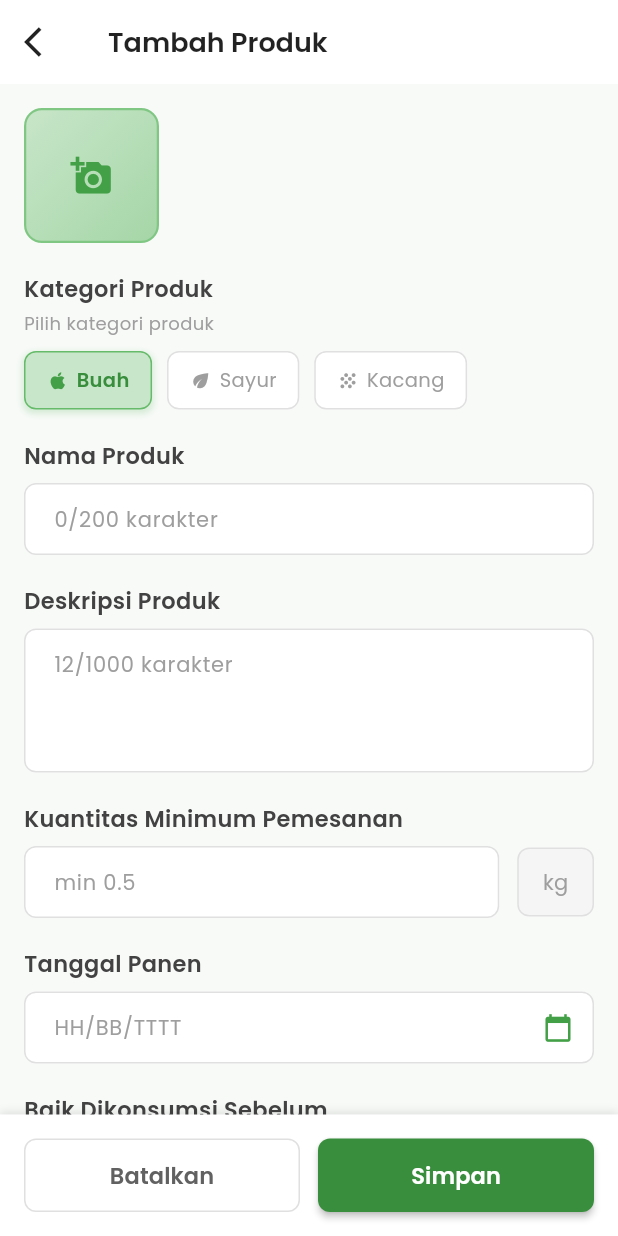
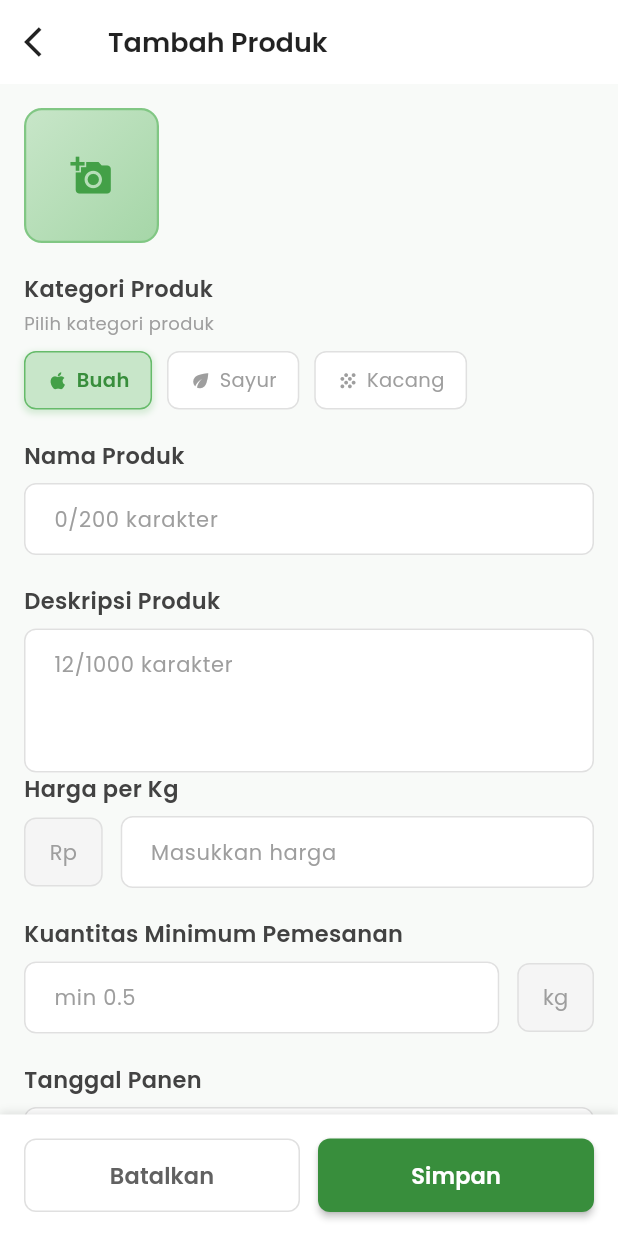
Before and after one commit to amertawolj/PRD_PANENIN, a Flutter app: the TambahProdukDetailScreen screen opened directly, on a phone screen of 412 x 824 dp. Run offline on Flutter 3.47's test engine with Material 3 defaults, Android fonts, the phone set to English and light mode, and no system bars; our stand-ins replace camera, iconsax, image_picker, supabase_flutter; accounts and stored records are empty.

Commit message:
add input section for harga

```diff
--- a/lib/features/tambah-produk/tambah_produk_detail_screen.dart
+++ b/lib/features/tambah-produk/tambah_produk_detail_screen.dart
@@ -18,6 +18,7 @@
   final TextEditingController hariController = TextEditingController();
   final TextEditingController bulanController = TextEditingController();
   final TextEditingController tahunController = TextEditingController();
+  final TextEditingController hargaController = TextEditingController();
 
   String selectedCategory = 'Buah';
   bool isPenyimpananDropdownOpen = false;
@@ -339,6 +340,66 @@
                       ),
                       contentPadding: const EdgeInsets.symmetric(horizontal: 16, vertical: 12),
                     ),
+                  ),
+                  Text(
+                    'Harga per Kg',
+                    style: TextStyle(
+                      fontSize: 15,
+                      fontWeight: FontWeight.w600,
+                      fontFamily: 'Poppins',
+                      color: Colors.grey.shade800,
+                    ),
+                  ),
+                  const SizedBox(height: 8),
+                  Row(
+                    children: [
+                      Container(
+                        padding: const EdgeInsets.symmetric(horizontal: 16, vertical: 12),
+                        decoration: BoxDecoration(
+                          color: Colors.grey.shade100,
+                          borderRadius: BorderRadius.circular(8),
+                          border: Border.all(color: Colors.grey.shade300),
+                        ),
+                        child: const Text(
+                          'Rp',
+                          style: TextStyle(
+                            fontSize: 14,
+                            fontFamily: 'Poppins',
+                            color: Colors.grey,
+                          ),
+                        ),
+                      ),
+                      const SizedBox(width: 12),
+                      Expanded(
+                        child: TextField(
+                          controller: hargaController,
+                          keyboardType: TextInputType.number,
+                          decoration: InputDecoration(
+                            hintText: 'Masukkan harga',
+                            hintStyle: const TextStyle(
+                              color: Colors.grey,
+                              fontSize: 14,
+                              fontFamily: 'Poppins',
+                            ),
+                            filled: true,
+                            fillColor: Colors.white,
+                            border: OutlineInputBorder(
+                              borderRadius: BorderRadius.circular(8),
+                              borderSide: BorderSide(color: Colors.grey.shade300),
+                            ),
+                            enabledBorder: OutlineInputBorder(
+                              borderRadius: BorderRadius.circular(8),
+                              borderSide: BorderSide(color: Colors.grey.shade300),
+                            ),
+                            focusedBorder: OutlineInputBorder(
+                              borderRadius: BorderRadius.circular(8),
+                              borderSide: BorderSide(color: Colors.green.shade400, width: 2),
+                            ),
+                            contentPadding: const EdgeInsets.symmetric(horizontal: 16, vertical: 12),
+                          ),
+                        ),
+                      ),
+                    ],
                   ),
 
                   const SizedBox(height: 20),
```
